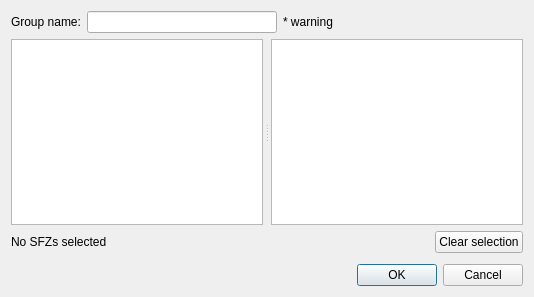
First picture: the form in musecbox/dialogs/add_group_dialog.ui, repository Zen-Master-SoSo/musecbox, before the edit.
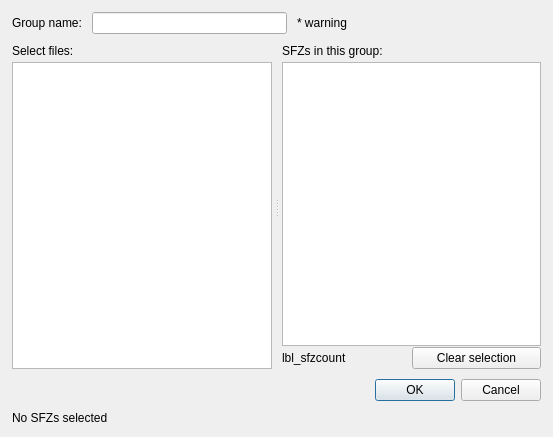
Second picture: the form after the edit.

```diff
--- a/musecbox/dialogs/add_group_dialog.ui
+++ b/musecbox/dialogs/add_group_dialog.ui
@@ -6,14 +6,29 @@
    <rect>
     <x>0</x>
     <y>0</y>
-    <width>534</width>
-    <height>297</height>
+    <width>553</width>
+    <height>437</height>
    </rect>
   </property>
   <property name="windowTitle">
    <string>Add a new SFZ group</string>
   </property>
-  <layout class="QVBoxLayout" name="verticalLayout">
+  <layout class="QVBoxLayout" name="verticalLayout_3" stretch="0,1,0,0">
+   <property name="spacing">
+    <number>10</number>
+   </property>
+   <property name="leftMargin">
+    <number>12</number>
+   </property>
+   <property name="topMargin">
+    <number>12</number>
+   </property>
+   <property name="rightMargin">
+    <number>12</number>
+   </property>
+   <property name="bottomMargin">
+    <number>12</number>
+   </property>
    <item>
     <layout class="QHBoxLayout" name="horizontalLayout">
      <item>
@@ -73,45 +88,62 @@
       <enum>Qt::Horizontal</enum>
      </property>
      <property name="handleWidth">
-      <number>8</number>
+      <number>10</number>
      </property>
+     <widget class="QWidget" name="">
+      <layout class="QVBoxLayout" name="verticalLayout_2">
+       <property name="spacing">
+        <number>4</number>
+       </property>
+       <item>
+        <widget class="QLabel" name="label_3">
+         <property name="text">
+          <string>Select files:</string>
+         </property>
+        </widget>
+       </item>
+       <item>
      <widget class="QTreeView" name="tree_directories">
       <property name="selectionMode">
        <enum>QAbstractItemView::ExtendedSelection</enum>
       </property>
      </widget>
+       </item>
+      </layout>
+     </widget>
+     <widget class="QWidget" name="">
+      <layout class="QVBoxLayout" name="verticalLayout_4">
+       <property name="spacing">
+        <number>4</number>
+       </property>
+       <item>
+        <widget class="QLabel" name="label_2">
+         <property name="text">
+          <string>SFZs in this group:</string>
+         </property>
+        </widget>
+       </item>
+       <item>
+        <layout class="QVBoxLayout" name="verticalLayout">
+         <property name="spacing">
+          <number>1</number>
+         </property>
+         <item>
      <widget class="QListWidget" name="lst_sfzs">
       <property name="selectionMode">
        <enum>QAbstractItemView::ExtendedSelection</enum>
       </property>
      </widget>
-    </widget>
    </item>
    <item>
     <layout class="QHBoxLayout" name="horizontalLayout_2">
-     <property name="bottomMargin">
-      <number>5</number>
-     </property>
      <item>
-      <widget class="QLabel" name="lbl_status">
+            <widget class="QLabel" name="lbl_sfzcount">
        <property name="text">
-        <string>No SFZs selected</string>
+              <string>lbl_sfzcount</string>
        </property>
       </widget>
      </item>
-     <item>
-      <spacer name="horizontalSpacer_2">
-       <property name="orientation">
-        <enum>Qt::Horizontal</enum>
-       </property>
-       <property name="sizeHint" stdset="0">
-        <size>
-         <width>40</width>
-         <height>20</height>
-        </size>
-       </property>
-      </spacer>
-     </item>
      <item>
       <widget class="QPushButton" name="b_clear_sfzs">
        <property name="text">
@@ -121,6 +153,12 @@
      </item>
     </layout>
    </item>
+        </layout>
+       </item>
+      </layout>
+     </widget>
+    </widget>
+   </item>
    <item>
     <widget class="QDialogButtonBox" name="buttons">
      <property name="orientation">
@@ -131,6 +169,13 @@
      </property>
     </widget>
    </item>
+   <item>
+    <widget class="QLabel" name="lbl_status">
+     <property name="text">
+      <string>No SFZs selected</string>
+     </property>
+    </widget>
+   </item>
   </layout>
  </widget>
  <resources/>
```
Lines whose indentation alone changed are shown as unchanged.
